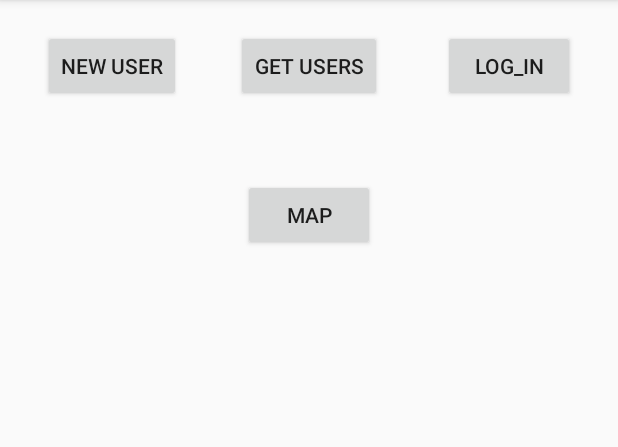
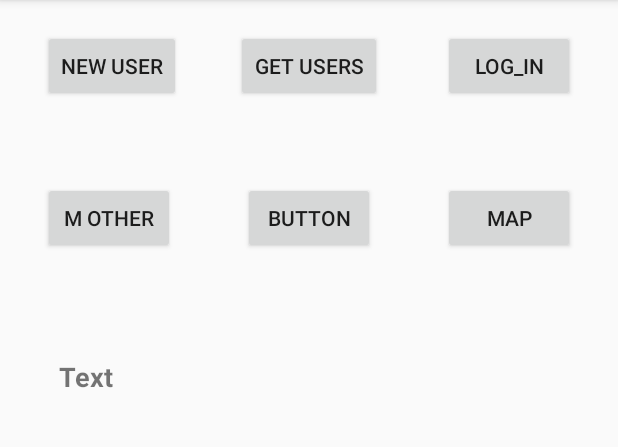
Before and after one commit to yrgyr/WalkingGroupApp, an Android app: the screen it shows after launch (MainActivity), on a phone screen of 412 x 824 dp, the part 84-531 px from its top. Run offline under Robolectric (Android 15) with nearby library versions, the phone set to English and light mode, and no system bars; libraries missing offline, so code that uses them is left out: retrofit2.converter.jackson; 2 statements that could not run were skipped.

Commit message:
able to add user to monitor list, and display all the monitor users on the screen after adding successful

```diff
--- a/app/src/main/java/ca/cmpt276/walkinggroup/app/MainActivity.java
+++ b/app/src/main/java/ca/cmpt276/walkinggroup/app/MainActivity.java
@@ -1,6 +1,10 @@
 package ca.cmpt276.walkinggroup.app;
 
+import android.app.Activity;
+import android.content.Context;
 import android.content.DialogInterface;
+import android.content.Intent;
+import android.content.SharedPreferences;
 import android.support.v7.app.AppCompatActivity;
 import android.os.Bundle;
 import android.util.Log;
@@ -8,6 +12,7 @@ import android.view.View;
 import android.widget.ArrayAdapter;
 import android.widget.Button;
 import android.widget.ListView;
+import android.widget.TextView;
 import android.widget.Toast;
 
 import java.util.ArrayList;
@@ -23,17 +28,41 @@ public class MainActivity extends AppCompatActivity {
 
     private static final String TAG = "my_activity";
     private WGServerProxy proxy;
+    public static String userToken;
 
     @Override
     protected void onCreate(Bundle savedInstanceState) {
         super.onCreate(savedInstanceState);
         setContentView(R.layout.activity_main);
         proxy = ProxyBuilder.getProxy(getString(R.string.apikey), null);
+
+
+
         setupGetUsersBtn();
         setupLogInBtn();
         setupNewUserButton();
+        setupAddMonitorBtn();
+
     }
-    private String userEmail = "Mike64140@test.com";
+
+    //===============================================================
+    private void setupAddMonitorBtn() {
+
+        Button btn = (Button) findViewById(R.id.addMonitorBtn);
+        btn.setOnClickListener(new View.OnClickListener() {
+            @Override
+            public void onClick(View v) {
+                Intent intent = new Intent(MainActivity.this,AddWhomUserMointor.class);
+                startActivityForResult(intent,42);
+            }
+        });
+    }
+
+    public static String getUserEmail() {
+        return userEmail;
+    }
+
+    public static String userEmail = "Mike64140@test.com";
     private String userPassword = "12345";
     private Long userId;
 
@@ -64,6 +93,8 @@ public class MainActivity extends AppCompatActivity {
         userId = user.getId();
         userEmail = user.getEmail();
     }
+
+    // ==========================================GET USERS ========================================================
     private void setupGetUsersBtn() {
 
         Button btn = (Button) findViewById(R.id.getUsersBtn);
@@ -80,11 +111,11 @@ public class MainActivity extends AppCompatActivity {
     }
     private void response(List<User> returnedUsers) {
 
-        notifyUserViaLogAndToast("Got list of " + returnedUsers.size() + " users! See logcat.");
-        Log.w(TAG, "All Users:");
-        for (User user : returnedUsers) {
-            Log.w(TAG, "    User: " + user.toString());
-        }
+//        notifyUserViaLogAndToast("Got list of " + returnedUsers.size() + " users! See logcat.");
+//        Log.w(TAG, "All Users:");
+//        for (User user : returnedUsers) {
+//            Log.w(TAG, "    User: " + user.toString());
+//        }
         // ===================================================
 
         ArrayList<String> ALL_USERS = new ArrayList<String>();
@@ -105,13 +136,10 @@ public class MainActivity extends AppCompatActivity {
         ListView users_list = (ListView) findViewById(R.id.usersList);
         users_list.setAdapter(adapter);
 
+    }
 
 
 
-
-
-
-    }
     //=================================== LOG IN ===============================================
     private void setupLogInBtn(){
         Button btn = (Button) findViewById(R.id.logInBtn);
@@ -129,6 +157,9 @@ public class MainActivity extends AppCompatActivity {
                 // Make call
                 Call<Void> caller = proxy.login(user);
                 ProxyBuilder.callProxy(MainActivity.this, caller, returnedNothing -> response(returnedNothing));
+
+                TextView txt = (TextView) findViewById(R.id.userInfo);
+                txt.setText("user "+ user.getEmail()+" has already logged In ");
             }
         });
     }
@@ -136,14 +167,49 @@ public class MainActivity extends AppCompatActivity {
         // Replace the current proxy with one that uses the token!
         Log.w(TAG, "   --> NOW HAVE TOKEN: " + token);
         Toast.makeText(this, token, Toast.LENGTH_LONG).show();
+
+
         proxy = ProxyBuilder.getProxy(getString(R.string.apikey), token);
+
+
+        userToken = token;
+
+
     }
     private void response(Void returnedNothing) {
         notifyUserViaLogAndToast("Server replied to login request (no content was expected).");
     }
 
+
+
     private void notifyUserViaLogAndToast(String message) {
         Log.w(TAG, message);
         Toast.makeText(this, message, Toast.LENGTH_LONG).show();
     }
+
+    public static String getUserToken(){
+        return userToken;
+    }
+
+//    private void saveToken(String token){
+//
+//        SharedPreferences tokenShare = this.getSharedPreferences("tokenShare",MODE_PRIVATE);
+//        SharedPreferences.Editor editor = tokenShare.edit();
+//
+//        editor.putString("user token",token);
+//        editor.apply();
+//
+//    }
+//
+//    public static String getToken(Context context){
+//
+//
+//        SharedPreferences share = context.getSharedPreferences("user token",MODE_PRIVATE);
+//
+//        String token
+//
+//                share.getString()
+//
+//
+//    }
 }
--- a/app/src/main/res/layout/activity_main.xml
+++ b/app/src/main/res/layout/activity_main.xml
@@ -17,9 +17,10 @@
         android:text="MAP"
         app:layout_constraintBottom_toBottomOf="parent"
         app:layout_constraintEnd_toEndOf="parent"
+        app:layout_constraintHorizontal_bias="0.932"
         app:layout_constraintStart_toStartOf="parent"
         app:layout_constraintTop_toTopOf="parent"
-        app:layout_constraintVertical_bias="0.158" />
+        app:layout_constraintVertical_bias="0.161" />
 
     <Button
         android:id="@+id/newUserBtn"
@@ -72,7 +73,7 @@
     <ListView
         android:id="@+id/usersList"
         android:layout_width="368dp"
-        android:layout_height="361dp"
+        android:layout_height="298dp"
         android:layout_marginBottom="8dp"
         android:layout_marginEnd="8dp"
         android:layout_marginStart="8dp"
@@ -83,4 +84,53 @@
         app:layout_constraintStart_toStartOf="parent"
         app:layout_constraintTop_toTopOf="parent"
         app:layout_constraintVertical_bias="1.0" />
+
+    <Button
+        android:id="@+id/addMonitorBtn"
+        android:layout_width="wrap_content"
+        android:layout_height="wrap_content"
+        android:layout_marginBottom="8dp"
+        android:layout_marginEnd="8dp"
+        android:layout_marginStart="8dp"
+        android:layout_marginTop="8dp"
+        android:text="M other"
+        app:layout_constraintBottom_toBottomOf="parent"
+        app:layout_constraintEnd_toEndOf="parent"
+        app:layout_constraintHorizontal_bias="0.067"
+        app:layout_constraintStart_toStartOf="parent"
+        app:layout_constraintTop_toTopOf="parent"
+        app:layout_constraintVertical_bias="0.161" />
+
+    <Button
+        android:id="@+id/button5"
+        android:layout_width="wrap_content"
+        android:layout_height="wrap_content"
+        android:layout_marginBottom="8dp"
+        android:layout_marginEnd="8dp"
+        android:layout_marginStart="8dp"
+        android:layout_marginTop="8dp"
+        android:text="Button"
+        app:layout_constraintBottom_toBottomOf="parent"
+        app:layout_constraintEnd_toEndOf="parent"
+        app:layout_constraintStart_toStartOf="parent"
+        app:layout_constraintTop_toTopOf="parent"
+        app:layout_constraintVertical_bias="0.161" />
+
+    <TextView
+        android:id="@+id/userInfo"
+        android:layout_width="wrap_content"
+        android:layout_height="wrap_content"
+        android:layout_marginBottom="8dp"
+        android:layout_marginEnd="8dp"
+        android:layout_marginStart="8dp"
+        android:layout_marginTop="8dp"
+        android:text="Text"
+        android:textSize="18sp"
+        android:textStyle="bold"
+        app:layout_constraintBottom_toBottomOf="parent"
+        app:layout_constraintEnd_toEndOf="parent"
+        app:layout_constraintHorizontal_bias="0.087"
+        app:layout_constraintStart_toStartOf="parent"
+        app:layout_constraintTop_toTopOf="parent"
+        app:layout_constraintVertical_bias="0.317" />
 </android.support.constraint.ConstraintLayout>
--- a/app/src/main/res/values/strings.xml
+++ b/app/src/main/res/values/strings.xml
@@ -3,7 +3,7 @@
 
     <!--Hardcode your API key like this. Don't use this test one!-->
     <string name="apikey">3A8E4897-E11F-46F8-A444-E7A97A5FB3D26</string>
-    <string name ="google_maps_apikey">AIzaSyBSqncGPQQx71qyCDOJuHxk7H_1Cvkuivw</string>
+    <string name="google_maps_apikey">AIzaSyBSqncGPQQx71qyCDOJuHxk7H_1Cvkuivw</string>
     <string name="title_activity_login">Sign in</string>
 
     <!-- Strings related to login -->
--- /dev/null
+++ b/app/src/main/res/values/tokenValue.xml
@@ -0,0 +1,4 @@
+<?xml version="1.0" encoding="utf-8"?>
+<resources>
+    <string name="token"></string>
+</resources>
```
Also changed, not shown: app/src/main/AndroidManifest.xml (+4 -3 lines), app/src/main/java/ca/cmpt276/walkinggroup/app/AddWhomUserMointor.java (added, +125 -0 lines), app/src/main/res/layout/activity_add_whom_user_mointor.xml (added, +93 -0 lines).
